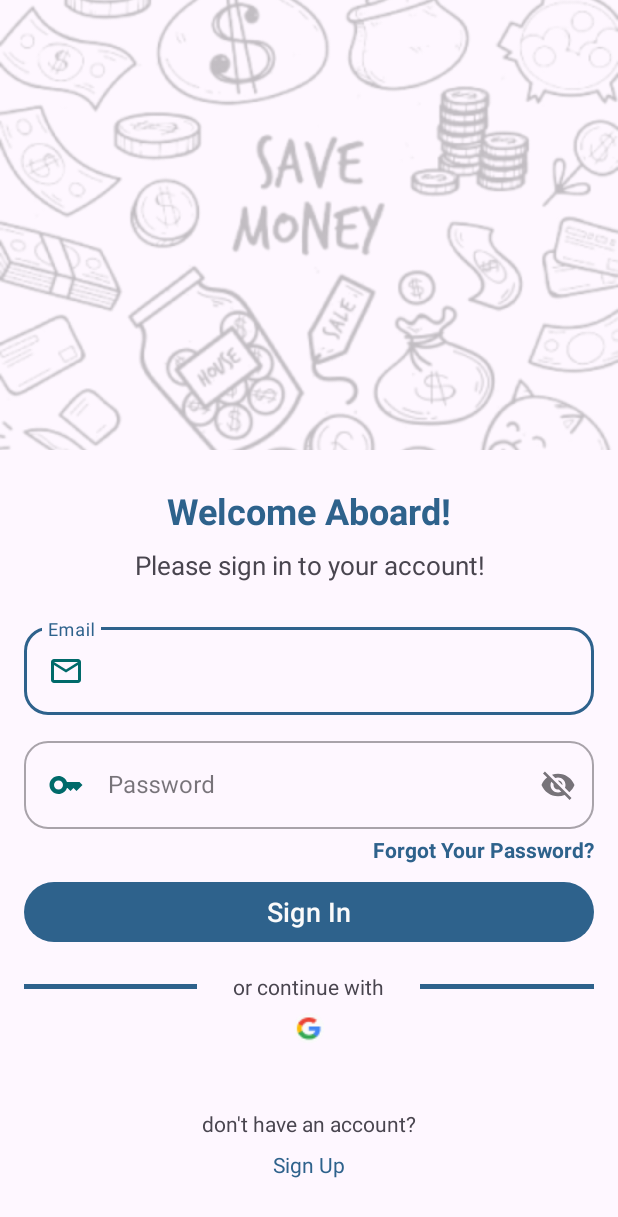
After one commit to AlninoDP/Targeted_Money_Saver_TMS, an Android app: the LoginActivity screen opened directly, with no data from a screen before it, on a phone screen of 412 x 824 dp. The commit adds this screen. Shown: the top 1217 px of the screen. Run offline under Robolectric (Android 15) with nearby library versions, the phone set to English and light mode, and no system bars.

Commit message:
added login page

```diff
--- /dev/null
+++ b/app/src/main/java/com/tms/targetedmoneysaver/ui/login/LoginActivity.kt
@@ -0,0 +1,21 @@
+package com.tms.targetedmoneysaver.ui.login
+
+import android.os.Bundle
+import androidx.activity.enableEdgeToEdge
+import androidx.appcompat.app.AppCompatActivity
+import androidx.core.view.ViewCompat
+import androidx.core.view.WindowInsetsCompat
+import com.tms.targetedmoneysaver.R
+
+class LoginActivity : AppCompatActivity() {
+    override fun onCreate(savedInstanceState: Bundle?) {
+        super.onCreate(savedInstanceState)
+        enableEdgeToEdge()
+        setContentView(R.layout.activity_login)
+        ViewCompat.setOnApplyWindowInsetsListener(findViewById(R.id.main)) { v, insets ->
+            val systemBars = insets.getInsets(WindowInsetsCompat.Type.systemBars())
+            v.setPadding(systemBars.left, systemBars.top, systemBars.right, systemBars.bottom)
+            insets
+        }
+    }
+}
--- a/app/src/main/java/com/tms/targetedmoneysaver/ui/onboarding/OnboardingActivity.kt
+++ b/app/src/main/java/com/tms/targetedmoneysaver/ui/onboarding/OnboardingActivity.kt
@@ -1,5 +1,6 @@
 package com.tms.targetedmoneysaver.ui.onboarding
 
+import android.content.Intent
 import android.os.Bundle
 import androidx.activity.enableEdgeToEdge
 import androidx.appcompat.app.AppCompatActivity
@@ -10,6 +11,7 @@ import com.tms.targetedmoneysaver.OnboardingAdapter
 import com.tms.targetedmoneysaver.R
 import com.tms.targetedmoneysaver.component.OnboardingPage
 import com.tms.targetedmoneysaver.databinding.ActivityOnboardingBinding
+import com.tms.targetedmoneysaver.ui.login.LoginActivity
 
 class OnboardingActivity : AppCompatActivity() {
 
@@ -35,7 +37,7 @@ class OnboardingActivity : AppCompatActivity() {
                 if (viewPagerOnboarding.currentItem < onboardingPages.size - 1) {
                     viewPagerOnboarding.currentItem += 1
                 } else {
-                    // TODO: goto Login page
+                    goToLoginPage()
                     finish()
                 }
             }
@@ -54,6 +56,11 @@ class OnboardingActivity : AppCompatActivity() {
 
     }
 
+    private fun goToLoginPage(){
+        val intent = Intent(this, LoginActivity::class.java)
+        startActivity(intent)
+    }
+
     private fun setupOnboardingPage() {
         onboardingPages = listOf(
             OnboardingPage(R.drawable.onboarding_image_1, getString(R.string.onboarding_Text_1)),
--- a/app/src/main/res/drawable/ic_circle_24.xml
+++ /dev/null
@@ -1,10 +0,0 @@
-<vector xmlns:android="http://schemas.android.com/apk/res/android"
-    android:width="24dp"
-    android:height="24dp"
-    android:viewportWidth="24"
-    android:viewportHeight="24"
-    android:tint="?attr/colorControlNormal">
-  <path
-      android:fillColor="@android:color/white"
-      android:pathData="M12,2C6.47,2 2,6.47 2,12s4.47,10 10,10 10,-4.47 10,-10S17.53,2 12,2zM12,20c-4.41,0 -8,-3.59 -8,-8s3.59,-8 8,-8 8,3.59 8,8 -3.59,8 -8,8z"/>
-</vector>
--- a/app/src/main/res/drawable/ic_circle_full_24.xml
+++ /dev/null
@@ -1,10 +0,0 @@
-<vector xmlns:android="http://schemas.android.com/apk/res/android"
-    android:width="24dp"
-    android:height="24dp"
-    android:viewportWidth="24"
-    android:viewportHeight="24"
-    android:tint="?attr/colorControlNormal">
-  <path
-      android:fillColor="@android:color/white"
-      android:pathData="M12,2C6.48,2 2,6.48 2,12s4.48,10 10,10 10,-4.48 10,-10S17.52,2 12,2z"/>
-</vector>
--- /dev/null
+++ b/app/src/main/res/drawable/ic_email.xml
@@ -0,0 +1,5 @@
+<vector xmlns:android="http://schemas.android.com/apk/res/android" android:height="24dp" android:tint="#006A6A" android:viewportHeight="24" android:viewportWidth="24" android:width="24dp">
+
+    <path android:fillColor="@android:color/white" android:pathData="M20,4L4,4c-1.1,0 -1.99,0.9 -1.99,2L2,18c0,1.1 0.9,2 2,2h16c1.1,0 2,-0.9 2,-2L22,6c0,-1.1 -0.9,-2 -2,-2zM20,18L4,18L4,8l8,5 8,-5v10zM12,11L4,6h16l-8,5z"/>
+
+</vector>
--- /dev/null
+++ b/app/src/main/res/drawable/ic_password.xml
@@ -0,0 +1,5 @@
+<vector xmlns:android="http://schemas.android.com/apk/res/android" android:height="24dp" android:tint="#006A6A" android:viewportHeight="24" android:viewportWidth="24" android:width="24dp">
+
+    <path android:fillColor="@android:color/white" android:pathData="M21,10h-8.35C11.83,7.67 9.61,6 7,6c-3.31,0 -6,2.69 -6,6s2.69,6 6,6c2.61,0 4.83,-1.67 5.65,-4H13l2,2l2,-2l2,2l4,-4.04L21,10zM7,15c-1.65,0 -3,-1.35 -3,-3c0,-1.65 1.35,-3 3,-3s3,1.35 3,3C10,13.65 8.65,15 7,15z"/>
+
+</vector>
--- /dev/null
+++ b/app/src/main/res/layout/activity_login.xml
@@ -0,0 +1,209 @@
+<?xml version="1.0" encoding="utf-8"?>
+
+<ScrollView xmlns:android="http://schemas.android.com/apk/res/android"
+    xmlns:app="http://schemas.android.com/apk/res-auto"
+    xmlns:tools="http://schemas.android.com/tools"
+    android:id="@+id/main"
+    android:layout_width="match_parent"
+    android:layout_height="match_parent"
+    tools:context=".ui.login.LoginActivity">
+
+    <androidx.constraintlayout.widget.ConstraintLayout
+        android:layout_width="match_parent"
+        android:layout_height="wrap_content" >
+
+        <!-- Login Header -->
+        <FrameLayout
+            android:id="@+id/login_header"
+            android:layout_width="match_parent"
+            android:layout_height="wrap_content"
+            app:layout_constraintEnd_toEndOf="parent"
+            app:layout_constraintStart_toStartOf="parent"
+            app:layout_constraintTop_toTopOf="parent">
+
+            <ImageView
+                android:layout_width="match_parent"
+                android:layout_height="300dp"
+                android:contentDescription="@string/money_image_description"
+                android:scaleType="centerCrop"
+                android:src="@drawable/money_background" />
+
+        </FrameLayout>
+
+        <!-- Header Text -->
+        <TextView
+            android:id="@+id/tv_login_header"
+            android:layout_width="match_parent"
+            android:layout_height="wrap_content"
+            android:layout_marginStart="16dp"
+            android:layout_marginTop="24dp"
+            android:layout_marginEnd="16dp"
+            android:text="@string/login_page_header_text"
+            android:textAlignment="center"
+            android:textColor="?attr/colorPrimary"
+            android:textSize="24sp"
+            android:textStyle="bold"
+            app:layout_constraintEnd_toEndOf="parent"
+            app:layout_constraintStart_toStartOf="parent"
+            app:layout_constraintTop_toBottomOf="@id/login_header" />
+
+        <!-- Sub Header Text -->
+        <TextView
+            android:id="@+id/tv_login_sub_header"
+            android:layout_width="match_parent"
+            android:layout_height="wrap_content"
+            android:layout_marginStart="16dp"
+            android:layout_marginTop="8dp"
+            android:layout_marginEnd="16dp"
+            android:text="@string/login_page_sub_header_text"
+            android:textAlignment="center"
+            android:textSize="17sp"
+            app:layout_constraintEnd_toEndOf="parent"
+            app:layout_constraintStart_toStartOf="parent"
+            app:layout_constraintTop_toBottomOf="@+id/tv_login_header" />
+
+        <!-- Email Input -->
+        <com.google.android.material.textfield.TextInputLayout
+            android:id="@+id/login_email_layout"
+            style="@style/Widget.InputField"
+            android:layout_width="match_parent"
+            android:layout_height="wrap_content"
+            android:layout_marginHorizontal="16dp"
+            android:layout_marginTop="24dp"
+            app:endIconMode="clear_text"
+            app:layout_constraintEnd_toEndOf="parent"
+            app:layout_constraintStart_toStartOf="parent"
+            app:layout_constraintTop_toBottomOf="@id/tv_login_sub_header">
+
+            <com.google.android.material.textfield.TextInputEditText
+                android:id="@+id/et_login_email"
+                android:layout_width="match_parent"
+                android:layout_height="wrap_content"
+                android:drawableStart="@drawable/ic_email"
+                android:drawablePadding="16dp"
+                android:hint="@string/email_hint"
+                android:inputType="textEmailAddress" />
+        </com.google.android.material.textfield.TextInputLayout>
+
+        <!-- Password Input -->
+        <com.google.android.material.textfield.TextInputLayout
+            android:id="@+id/login_password_layout"
+            style="@style/Widget.InputField"
+            android:layout_width="match_parent"
+            android:layout_height="wrap_content"
+            android:layout_marginHorizontal="16dp"
+            android:layout_marginTop="12dp"
+            app:endIconMode="password_toggle"
+            app:layout_constraintEnd_toEndOf="parent"
+            app:layout_constraintStart_toStartOf="parent"
+            app:layout_constraintTop_toBottomOf="@id/login_email_layout">
+
+            <com.google.android.material.textfield.TextInputEditText
+                android:id="@+id/et_login_password"
+                android:layout_width="match_parent"
+                android:layout_height="wrap_content"
+                android:drawableStart="@drawable/ic_password"
+                android:drawablePadding="16dp"
+                android:hint="@string/password_hint"
+                android:inputType="textEmailAddress" />
+        </com.google.android.material.textfield.TextInputLayout>
+
+        <!--  Forgot Password -->
+        <TextView
+            android:id="@+id/tv_forget_password"
+            android:layout_width="wrap_content"
+            android:layout_height="wrap_content"
+            android:layout_marginTop="4dp"
+            android:text="@string/forgot_password"
+            android:textColor="?attr/colorPrimary"
+            android:textStyle="bold"
+            app:layout_constraintEnd_toEndOf="@+id/login_password_layout"
+            app:layout_constraintTop_toBottomOf="@+id/login_password_layout" />
+
+        <!-- Sign In Button -->
+        <Button
+            android:id="@+id/btn_sign_in"
+            android:layout_width="match_parent"
+            android:layout_height="wrap_content"
+            android:layout_marginHorizontal="16dp"
+            android:layout_marginTop="8dp"
+            android:text="@string/sign_in"
+            android:textSize="18sp"
+            app:layout_constraintEnd_toEndOf="parent"
+            app:layout_constraintStart_toStartOf="parent"
+            app:layout_constraintTop_toBottomOf="@+id/tv_forget_password" />
+
+        <!-- Other Login Method -->
+        <View
+            android:id="@+id/left_line"
+            android:layout_width="0dp"
+            android:layout_height="3dp"
+            android:layout_marginTop="24dp"
+            android:layout_marginEnd="24dp"
+            android:background="?attr/colorPrimary"
+            app:layout_constraintEnd_toStartOf="@+id/tv_other_login"
+            app:layout_constraintStart_toStartOf="@+id/btn_sign_in"
+            app:layout_constraintTop_toBottomOf="@+id/btn_sign_in" />
+
+        <TextView
+            android:id="@id/tv_other_login"
+            android:layout_width="wrap_content"
+            android:layout_height="wrap_content"
+            android:layout_marginTop="16dp"
+            android:text="@string/continue_with"
+            app:layout_constraintEnd_toEndOf="parent"
+            app:layout_constraintHorizontal_bias="0.498"
+            app:layout_constraintStart_toStartOf="parent"
+            app:layout_constraintTop_toBottomOf="@+id/btn_sign_in" />
+
+        <View
+            android:id="@+id/right_line"
+            android:layout_width="0dp"
+            android:layout_height="3dp"
+            android:layout_marginStart="24dp"
+            android:layout_marginTop="24dp"
+            android:background="?attr/colorPrimary"
+            app:layout_constraintEnd_toEndOf="@+id/btn_sign_in"
+            app:layout_constraintStart_toEndOf="@+id/tv_other_login"
+            app:layout_constraintTop_toBottomOf="@+id/btn_sign_in" />
+
+        <!-- Google Login Button -->
+        <ImageView
+            android:id="@+id/btn_google_login"
+            android:layout_width="wrap_content"
+            android:layout_height="wrap_content"
+            android:layout_marginTop="8dp"
+            android:contentDescription="@string/google_login_description"
+            android:src="@drawable/ic_google_color"
+            app:layout_constraintEnd_toEndOf="parent"
+            app:layout_constraintStart_toStartOf="parent"
+            app:layout_constraintTop_toBottomOf="@+id/tv_other_login" />
+
+
+        <TextView
+            android:id="@+id/tv_no_account"
+            android:layout_width="wrap_content"
+            android:layout_height="wrap_content"
+            android:layout_marginTop="64dp"
+            android:text="@string/do_not_have_account_text"
+            app:layout_constraintTop_toTopOf="@+id/btn_google_login"
+            app:layout_constraintEnd_toEndOf="parent"
+            app:layout_constraintStart_toStartOf="parent"/>
+
+        <!-- Sign Up Text Button -->
+        <TextView
+            android:id="@+id/tv_goto_signup"
+            android:layout_width="wrap_content"
+            android:layout_height="wrap_content"
+            android:layout_marginBottom="8dp"
+            android:layout_marginTop="8dp"
+            android:text="@string/sign_up"
+            android:textColor="?attr/colorPrimary"
+            app:layout_constraintTop_toBottomOf="@+id/tv_no_account"
+            app:layout_constraintEnd_toEndOf="parent"
+            app:layout_constraintStart_toStartOf="parent" />
+
+
+    </androidx.constraintlayout.widget.ConstraintLayout>
+
+</ScrollView>
--- a/app/src/main/res/values/strings.xml
+++ b/app/src/main/res/values/strings.xml
@@ -1,13 +1,26 @@
 <resources>
     <string name="app_name">Targeted Money Saver</string>
 
+    <string name="next">Next</string>
+    <string name="onboarding_image_description">Goal Saving</string>
+    <string name="money_image_description">Money Background</string>
+    <string name="google_login_description">Login With Google</string>
 
-    <string name="onboarding_image_description">Goal Saving</string>
+    <string name="email_hint">Email</string>
+    <string name="password_hint">Password</string>
+    <string name="forgot_password">Forgot Your Password?</string>
+    <string name="sign_in">Sign In</string>
+    <string name="sign_up">Sign Up</string>
+    <string name="continue_with">or continue with</string>
+    <string name="do_not_have_account_text">don\'t have an account?</string>
 
     <!-- Onboarding Text -->
     <string name="onboarding_Text_1">Reach Your Goal, One Save at a Time</string>
     <string name="onboarding_Text_2">Your Goals Are Worth Every Coin.</string>
     <string name="onboarding_Text_3">Your Dream is Within Reach, Start Saving Today</string>
 
-    <string name="next">Next</string>
+
+
+    <string name="login_page_header_text">Welcome Aboard!</string>
+    <string name="login_page_sub_header_text">Please sign in to your account!</string>
 </resources>
--- a/app/src/main/res/values/themes.xml
+++ b/app/src/main/res/values/themes.xml
@@ -10,5 +10,13 @@
         <item name="colorOnSecondary">@color/onSecondary</item>
     </style>
 
+    <!-- Input Field Rounded Corners Style -->
+    <style name="Widget.InputField" parent="Widget.MaterialComponents.TextInputLayout.OutlinedBox">
+        <item name="boxCornerRadiusTopStart">16dp</item>
+        <item name="boxCornerRadiusTopEnd">16dp</item>
+        <item name="boxCornerRadiusBottomStart">16dp</item>
+        <item name="boxCornerRadiusBottomEnd">16dp</item>
+    </style>
+
     <style name="Theme.TargetedMoneySaver" parent="Base.Theme.TargetedMoneySaver" />
 </resources>
```
Also changed, not shown: app/src/main/AndroidManifest.xml (+4 -7 lines), app/src/main/res/drawable/ic_google_color.png (added), app/src/main/res/drawable/money_background.png (added).
